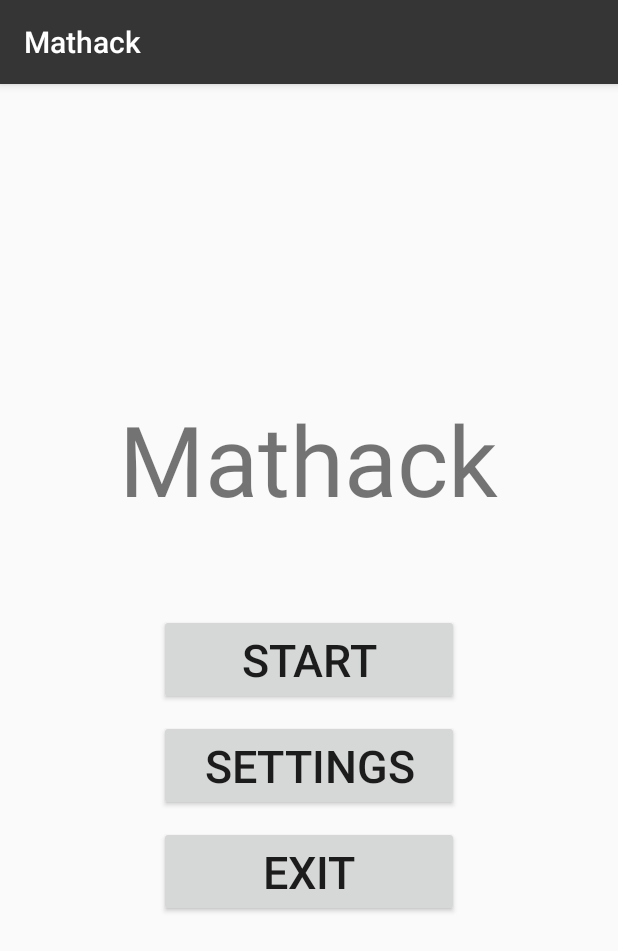
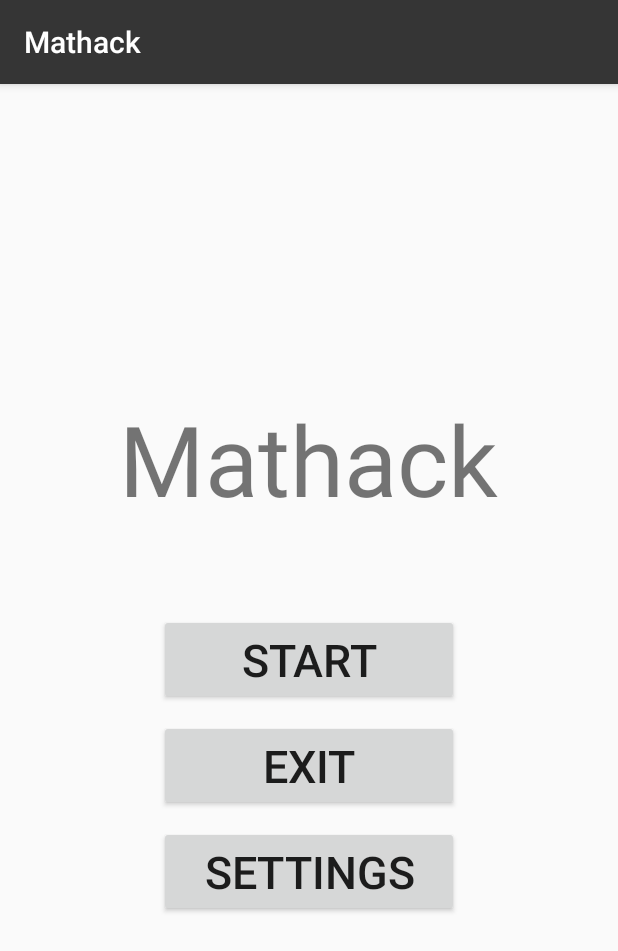
Before and after one commit to ShaneW0lsh/Mathack, an Android app: the screen it shows after launch (MainActivity), on a phone screen of 412 x 824 dp. Shown: the top 951 px of the screen. Run offline under Robolectric (Android 15) with nearby library versions, the phone set to English and light mode, and no system bars.

Commit message:
now strings come as references

```diff
--- a/app/src/main/res/layout/activity_main.xml
+++ b/app/src/main/res/layout/activity_main.xml
@@ -9,7 +9,7 @@
     <TextView
         android:layout_width="wrap_content"
         android:layout_height="wrap_content"
-        android:text="Mathack"
+        android:text="@string/app_name"
         android:layout_centerInParent="true"
         android:layout_above="@+id/btnStart"
         android:id="@+id/txtTitle"
@@ -21,7 +21,7 @@
         android:layout_height="wrap_content"
         android:layout_centerInParent="true"
         android:id="@+id/btnStart"
-        android:text="Start"
+        android:text="@string/start_button"
         android:textSize="30dp"
         android:minWidth="200dp"
         android:layout_marginBottom="10dp"/>
@@ -32,7 +32,7 @@
         android:layout_centerInParent="true"
         android:id="@+id/btnSettings"
         android:layout_below="@+id/btnStart"
-        android:text="Settings"
+        android:text="@string/settings_button"
         android:textSize="30dp"
         android:minWidth="200dp"
         android:layout_marginBottom="10dp"/>
@@ -43,7 +43,7 @@
         android:layout_centerInParent="true"
         android:id="@+id/btnExit"
         android:layout_below="@+id/btnSettings"
-        android:text="Exit"
+        android:text="@string/exit_button"
         android:textSize="30dp"
         android:minWidth="200dp"/>
 
--- a/app/src/main/res/values/strings.xml
+++ b/app/src/main/res/values/strings.xml
@@ -1,3 +1,6 @@
 <resources>
     <string name="app_name">Mathack</string>
+    <string name="start_button">start</string>
+    <string name="exit_button">settings</string>
+    <string name="settings_button">exit</string>
 </resources>
```
